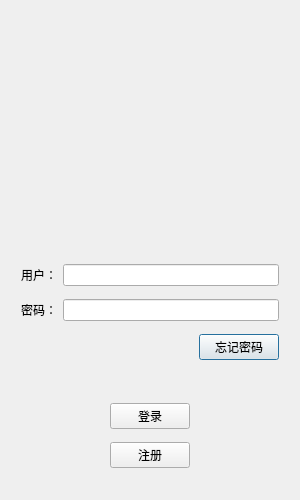
Old version of the form logindialog.ui in the repository Hn1127/sdchat.
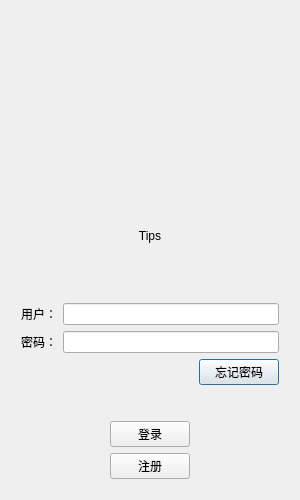
New version of the form. Icons and pictures are not drawn.

Diff of the .ui file:
```diff
--- a/logindialog.ui
+++ b/logindialog.ui
@@ -2,6 +2,14 @@
 <ui version="4.0">
  <class>LoginDialog</class>
  <widget class="QDialog" name="LoginDialog">
+  <property name="geometry">
+   <rect>
+    <x>0</x>
+    <y>0</y>
+    <width>300</width>
+    <height>500</height>
+   </rect>
+  </property>
   <property name="minimumSize">
    <size>
     <width>300</width>
@@ -102,6 +110,16 @@
        </property>
       </spacer>
      </item>
+     <item>
+      <widget class="QLabel" name="label_tips">
+       <property name="text">
+        <string>Tips</string>
+       </property>
+       <property name="alignment">
+        <set>Qt::AlignCenter</set>
+       </property>
+      </widget>
+     </item>
      <item>
       <layout class="QHBoxLayout" name="horizontalLayout_2">
        <property name="leftMargin">
@@ -129,7 +147,11 @@
         </widget>
        </item>
        <item>
-        <widget class="QLineEdit" name="lineEdit_2"/>
+        <widget class="QLineEdit" name="lineEdit_2">
+         <property name="echoMode">
+          <enum>QLineEdit::Password</enum>
+         </property>
+        </widget>
        </item>
       </layout>
      </item>
```
Left out of the diff: 4 changed lines with no effect on the pictures.
